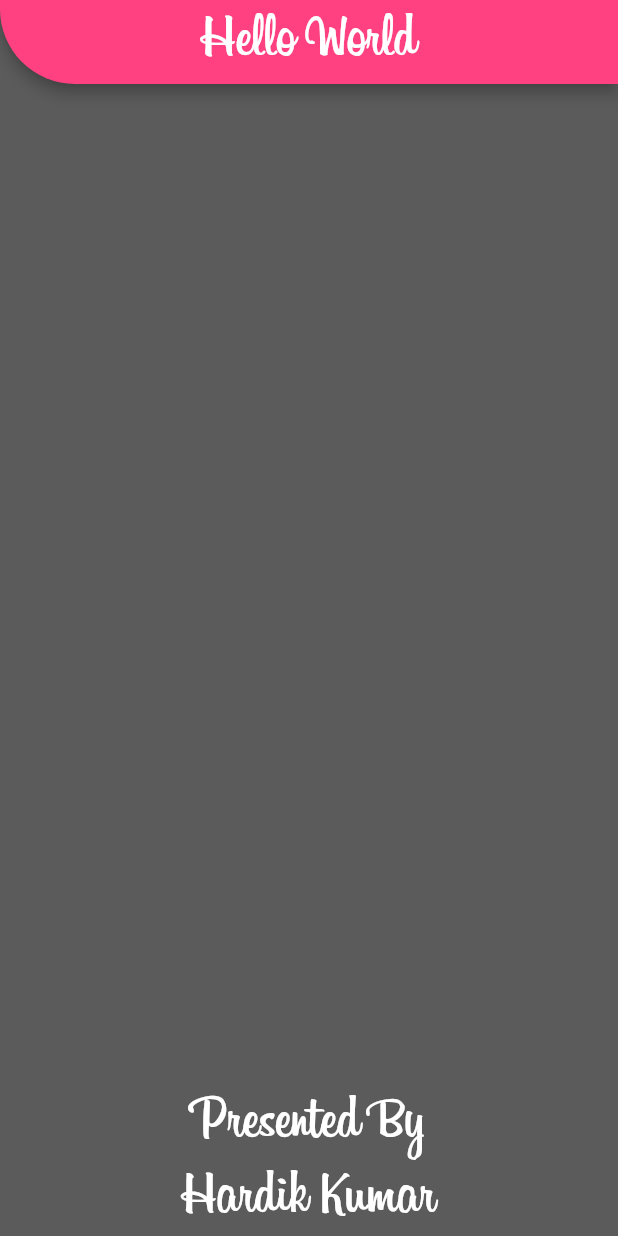
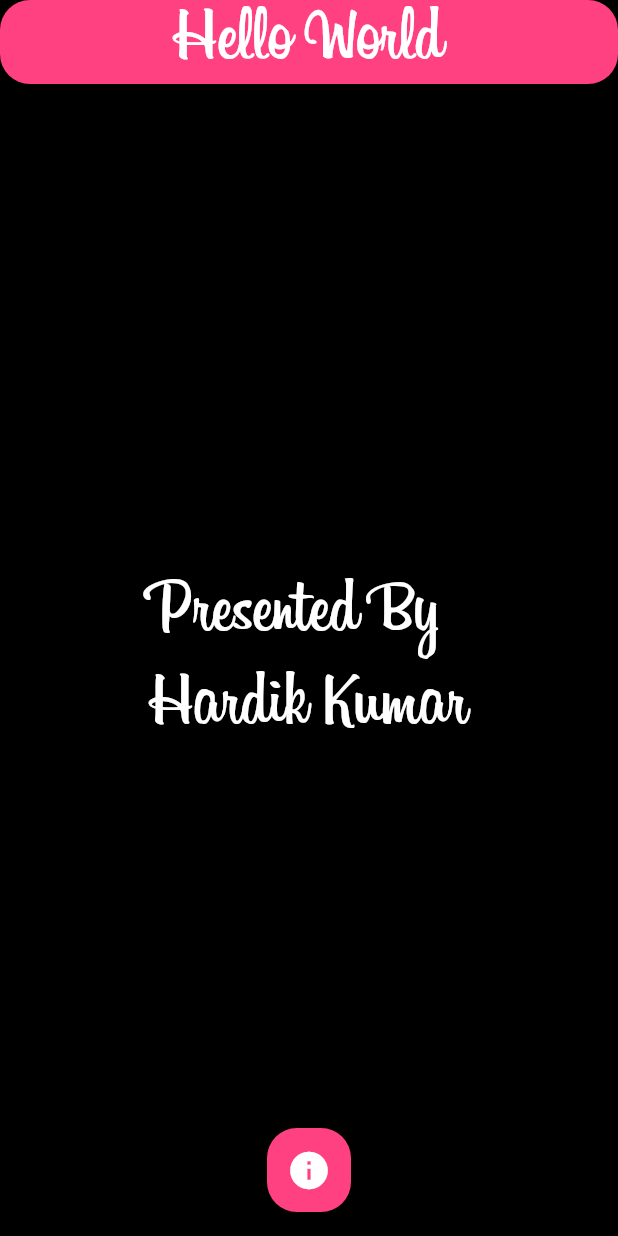
Before and after one commit to Hardikkr/My_First_Application, a Flutter app: the screen it shows after launch, on a phone screen of 412 x 824 dp. Run offline on Flutter 3.47's test engine with Material 2 defaults, Android fonts, the phone set to English and light mode, and no system bars.

Commit message:
completed the code

```diff
--- a/lib/main.dart
+++ b/lib/main.dart
@@ -1,7 +1,6 @@
-//MY FIRST FLUTTER PROJECT
-//A "HELLO WORLD" PROGRAM
+import 'package:flutter/material.dart';
 
-import 'package:flutter/material.dart';
+import 'IntroPage.dart';
 
 void main(){
   runApp(MyApp());
@@ -12,12 +11,23 @@ class MyApp extends StatelessWidget {
   Widget build(BuildContext context) {
     return MaterialApp(
       debugShowCheckedModeBanner: false,
+      home: Home(),
+    );
+  }
+}
+
+class Home extends StatelessWidget {
+  @override
+  Widget build(BuildContext context) {
+    return MaterialApp(
+      debugShowCheckedModeBanner: false,
       home: Scaffold(
-        backgroundColor: Color(0xFF5B5B5B),
+        backgroundColor: Colors.black,
         appBar: AppBar(
           shape: RoundedRectangleBorder(
-              borderRadius: BorderRadius.only(
-                  bottomLeft: Radius.circular(50)
+              borderRadius: BorderRadius.horizontal(
+                left: Radius.circular(20.0),
+                right: Radius.circular(20.0),
               )
           ),
           backgroundColor: Colors.pinkAccent,
@@ -25,22 +35,40 @@ class MyApp extends StatelessWidget {
           title: Text("Hello World",
             style: TextStyle(
               fontFamily: 'Billabong',
-              fontSize: 40.0,
+              fontSize: 50.0,
             ),
           ),
         ),
 
         body:Container(
-          alignment: Alignment.bottomCenter,
-          child: Text("Presented By\nHardik Kumar",
+          color: Colors.black,
+          alignment: Alignment.center,
+          child: Text('Presented By\nHardik Kumar',
             style: TextStyle(
               fontFamily: 'Billabong',
+              fontSize: 50.0,
               color: Colors.white,
-              fontSize: 40.0,
             ),
-            textAlign: TextAlign.center,
           ),
         ),
+
+        floatingActionButton: FloatingActionButton(
+          onPressed: () {
+            Navigator.push(context, new MaterialPageRoute(builder: (context) => new IntroPage() ));
+          },
+          child: Icon(Icons.info,
+            color: Colors.white,
+            size: 30.0,
+          ),
+          backgroundColor: Colors.pinkAccent,
+          shape: RoundedRectangleBorder(
+            borderRadius: BorderRadius.all(
+              Radius.circular(20.0),
+            )
+          ),
+        ),
+
+        floatingActionButtonLocation: FloatingActionButtonLocation.centerFloat,
       ),
     );
   }
```
